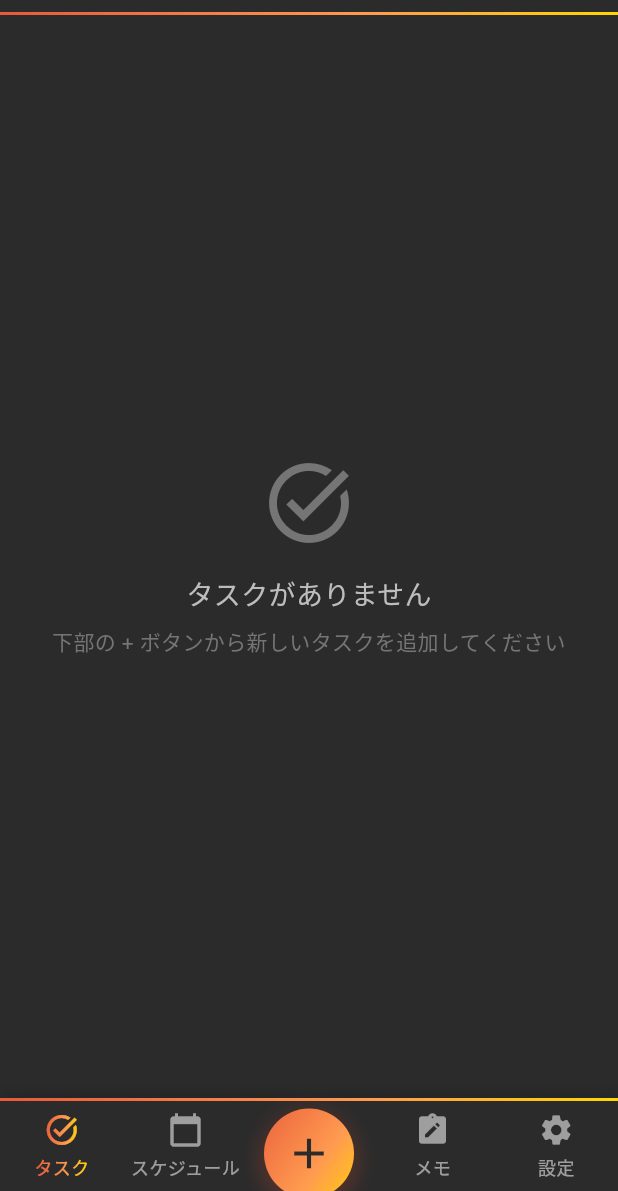
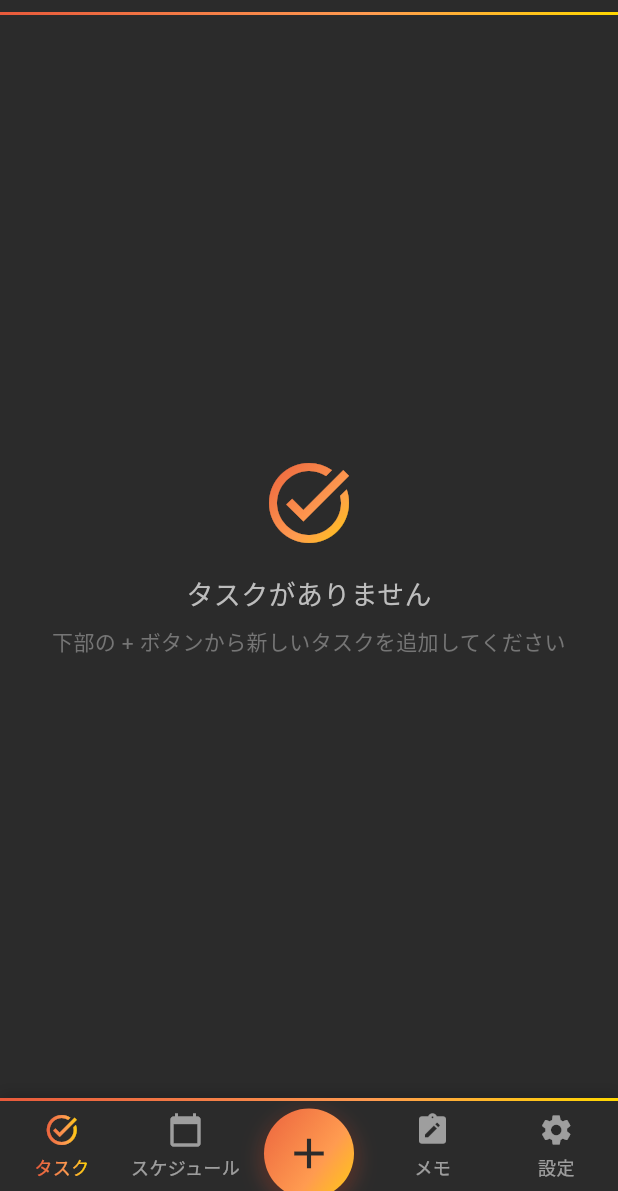
Before and after one commit to Kamon-Tahara-504/ThisOne-NewRepository, a Flutter app: the screen it shows after launch, on a phone screen of 412 x 824 dp, the part 45-1236 px from its top. Run offline on Flutter 3.47's test engine with Material 3 defaults, Android fonts, the light colour scheme and no system bars; our stand-ins replace google_fonts, supabase_flutter, table_calendar; accounts and stored records are empty.

Commit message:
v1.0.10-dev 空状態のアイコンにグラデ追加

```diff
--- a/lib/screens/task_screen.dart
+++ b/lib/screens/task_screen.dart
@@ -1,4 +1,5 @@
 import 'package:flutter/material.dart';
+import '../gradients.dart';
 
 class TaskScreen extends StatefulWidget {
   const TaskScreen({super.key});
@@ -55,10 +56,13 @@ class _TaskScreenState extends State<TaskScreen> {
                     child: Column(
                       mainAxisAlignment: MainAxisAlignment.center,
                       children: [
-                        Icon(
-                          Icons.task_alt,
-                          size: 64,
-                          color: Colors.grey[600],
+                        ShaderMask(
+                          shaderCallback: (bounds) => createOrangeYellowGradient().createShader(bounds),
+                          child: Icon(
+                            Icons.task_alt,
+                            size: 64,
+                            color: Colors.white,
+                          ),
                         ),
                         const SizedBox(height: 16),
                         Text(
--- a/lib/supabase_config.dart
+++ b/lib/supabase_config.dart
@@ -1,7 +1,6 @@
 import 'package:supabase_flutter/supabase_flutter.dart';
 
 class SupabaseConfig {
-  // TODO: 実際のSupabaseプロジェクトのURLとキーに置き換えてください
   static const String supabaseUrl = 'https://gpbyfivahcqkebvvpuuo.supabase.co';
   static const String supabaseAnonKey = 'eyJhbGciOiJIUzI1NiIsInR5cCI6IkpXVCJ9.eyJpc3MiOiJzdXBhYmFzZSIsInJlZiI6ImdwYnlmaXZhaGNxa2VidnZwdXVvIiwicm9sZSI6ImFub24iLCJpYXQiOjE3NDgzMzAwNTUsImV4cCI6MjA2MzkwNjA1NX0.T-NC0Q6ogfDg3-XsAl9zNdx6ShJwoYJyyjQ1wiOrcdA';
 
```
Also changed, not shown: lib/screens/memo_screen.dart (+7 -4 lines), lib/screens/schedule_screen.dart (+7 -4 lines), 1 other file.
